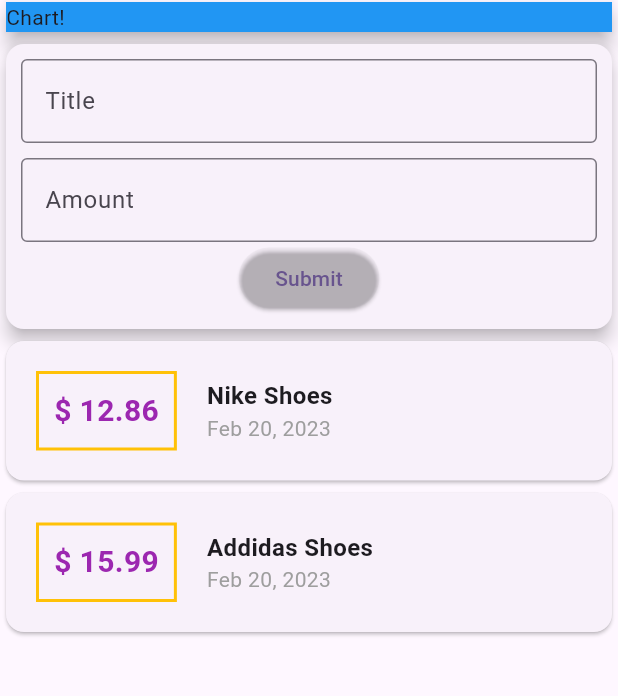
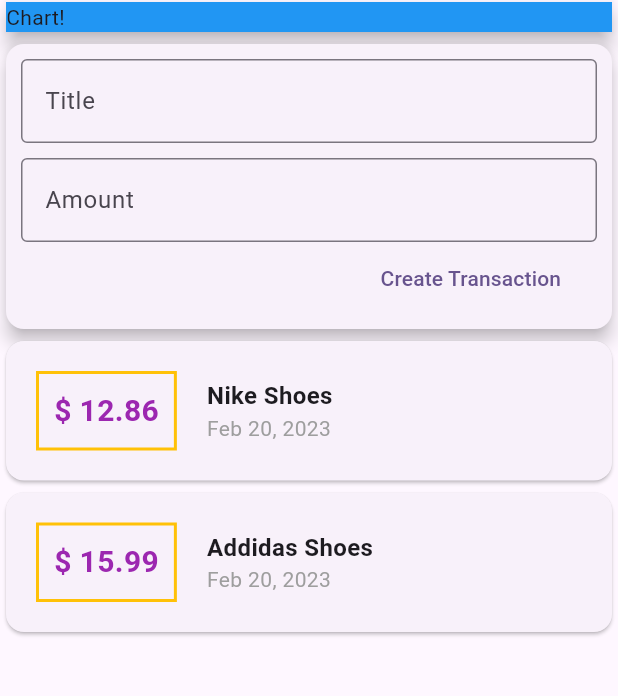
Before and after one commit to pol-dev-shinroo/personal_expense_app, a Flutter app: the screen it shows after launch, on a phone screen of 412 x 824 dp, the part 88-784 px from its top. Run offline on Flutter 3.47's test engine with Material 2 defaults, Android fonts, the phone set to English and light mode, and no system bars; Roboto replaces fonts that are missing (cursive).

Commit message:
submit button styling

```diff
--- a/lib/main.dart
+++ b/lib/main.dart
@@ -15,6 +15,15 @@ class MyApp extends StatelessWidget {
       theme: ThemeData(
         colorScheme: ColorScheme.fromSeed(seedColor: Colors.deepPurple),
         useMaterial3: true,
+        elevatedButtonTheme: ElevatedButtonThemeData(
+          style: ElevatedButton.styleFrom(
+            backgroundColor: Colors.transparent,
+            elevation: 0,
+            shadowColor: Colors.transparent,
+          ),
+        ),
+        highlightColor: Colors.transparent,
+        splashColor: Colors.transparent,
       ),
       home: const MyHomePage(),
     );
--- a/lib/widgets/textInput_fields.dart
+++ b/lib/widgets/textInput_fields.dart
@@ -54,12 +54,28 @@ class TextInputFields extends StatelessWidget {
                 ),
               ),
             ),
-            ElevatedButton(
-              style: ElevatedButton.styleFrom(
-                backgroundColor: Colors.transparent,
-              ),
-              onPressed: _addTransactionHanlder,
-              child: const Text("Submit"),
+            Row(
+              mainAxisAlignment: MainAxisAlignment.end,
+              children: [
+                ElevatedButton(
+                  style: ButtonStyle(
+                    backgroundColor:
+                        MaterialStateProperty.all(Colors.transparent),
+                    elevation: MaterialStateProperty.all(0),
+                    overlayColor: MaterialStateProperty.resolveWith((states) =>
+                        states.contains(MaterialState.pressed)
+                            ? Colors.transparent
+                            : null),
+                    shape:
+                        MaterialStateProperty.all(const RoundedRectangleBorder(
+                      borderRadius: BorderRadius.all(Radius.circular(8)),
+                    )),
+                    side: MaterialStateProperty.all(BorderSide.none),
+                  ),
+                  onPressed: _addTransactionHanlder,
+                  child: const Text("Create Transaction"),
+                ),
+              ],
             )
           ],
         ),
```
